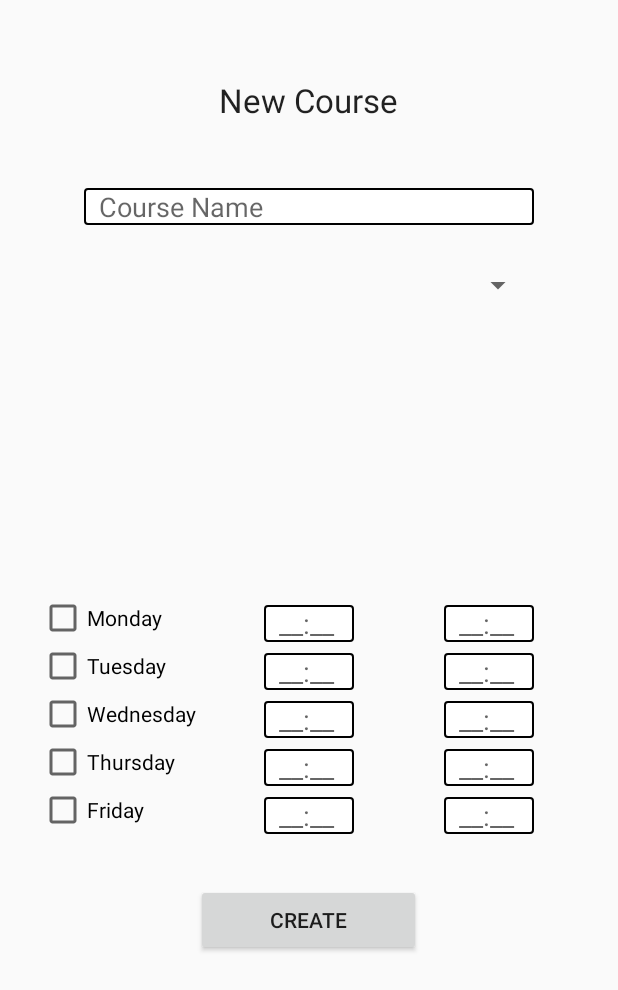
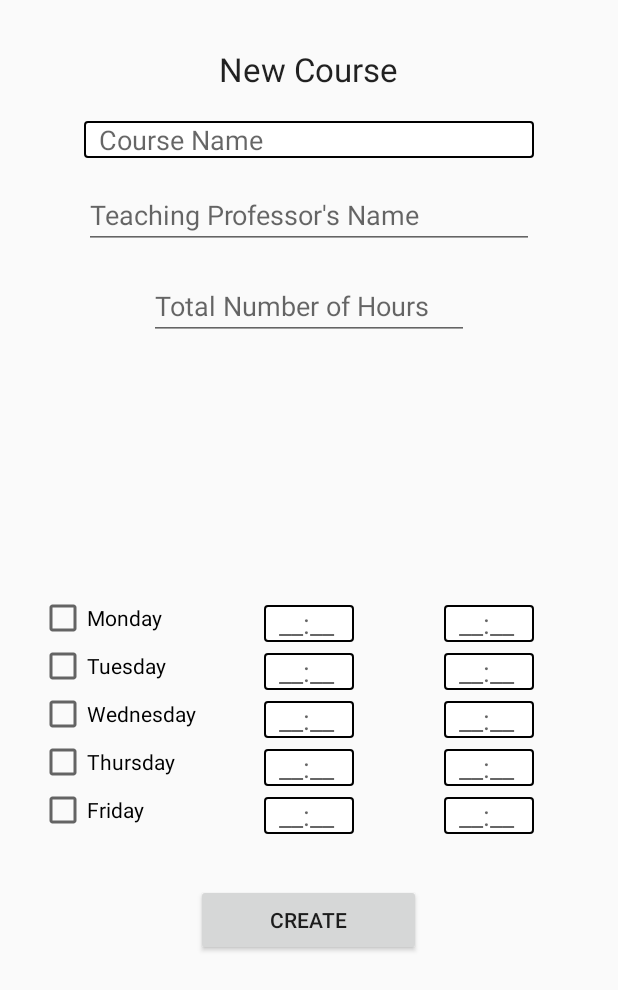
Before and after one commit to romikps/Attendroid, an Android app: the layout activity_admin_course.xml on its own in the app's theme, with its tools: preview values and no code run, on a phone screen of 412 x 824 dp. Shown: the top 990 px of the screen. Run offline under Robolectric (Android 15) with nearby library versions, the phone set to English and light mode, and no system bars.

Commit message:
Add New Course v1 (Deletes attendance when adding an existing course)

```diff
--- a/app/src/main/java/com/example/romanpr/attendroid/AdminCourseActivity.java
+++ b/app/src/main/java/com/example/romanpr/attendroid/AdminCourseActivity.java
@@ -1,24 +1,80 @@
 package com.example.romanpr.attendroid;
 
+import android.os.Bundle;
 import android.support.v7.app.AppCompatActivity;
-import android.os.Bundle;
 import android.view.View;
+import android.widget.ArrayAdapter;
+import android.widget.AutoCompleteTextView;
+import android.widget.CheckBox;
+import android.widget.EditText;
+import android.widget.Toast;
+
+import java.util.ArrayList;
+import java.util.List;
 
 public class AdminCourseActivity extends AppCompatActivity {
+    private AutoCompleteTextView tvProfessor;
 
     @Override
     protected void onCreate(Bundle savedInstanceState) {
         super.onCreate(savedInstanceState);
-        //setContentView(R.layout.activity_admin_courses_add);
+        setContentView(R.layout.activity_admin_course);
+
+        ArrayList<String> allProfessors = new ArrayList<>();
+        allProfessors.addAll(Attendata.get(this).getAllProfessors().values());
+        tvProfessor = (AutoCompleteTextView) findViewById(R.id.autoTeacher);
+        ArrayAdapter<String> adapter = new ArrayAdapter<String>(this,
+                android.R.layout.simple_dropdown_item_1line, allProfessors);
+        tvProfessor.setAdapter(adapter);
     }
 
     public void addCourse(View v){
-
         //Add the course info to the database from the values in editTexts
         //Select a lecturer from spinner
         //if CheckBox.isChecked()
         //Add lecture name, lecturer, the value of the checked checkbox, the lecture hours corresponding to the checkbox to the lectures table
         //Also add lecture to the selected lecturer
+        String courseName = ((EditText) findViewById(R.id.etCourseName)).getText().toString();
+        CheckBox cbMonday = (CheckBox) findViewById(R.id.cbMon);
+        CheckBox cbTuesday = (CheckBox) findViewById(R.id.cbTue);
+        CheckBox cbWednesday = (CheckBox) findViewById(R.id.cbWed);
+        CheckBox cbThursday = (CheckBox) findViewById(R.id.cbThu);
+        CheckBox cbFriday = (CheckBox) findViewById(R.id.cbFri);
 
+        List<ClassTime> classTimes = new ArrayList<>();
+        if (!courseName.isEmpty()) {
+            String startTime, finishTime;
+            if (cbMonday.isChecked()) {
+                startTime = ((EditText) findViewById(R.id.etMonStart)).getText().toString();
+                finishTime = ((EditText) findViewById(R.id.etMonFinish)).getText().toString();
+                classTimes.add(new ClassTime(DayOfWeek.Monday, startTime, finishTime));
+            }
+            if (cbTuesday.isChecked()) {
+                startTime = ((EditText) findViewById(R.id.etTueStart)).getText().toString();
+                finishTime = ((EditText) findViewById(R.id.etTueFinish)).getText().toString();
+                classTimes.add(new ClassTime(DayOfWeek.Tuesday, startTime, finishTime));
+            }
+            if (cbWednesday.isChecked()) {
+                startTime = ((EditText) findViewById(R.id.etWedStart)).getText().toString();
+                finishTime = ((EditText) findViewById(R.id.etWedFinish)).getText().toString();
+                classTimes.add(new ClassTime(DayOfWeek.Wednesday, startTime, finishTime));
+            }
+            if (cbThursday.isChecked()) {
+                startTime = ((EditText) findViewById(R.id.etThuStart)).getText().toString();
+                finishTime = ((EditText) findViewById(R.id.etThuFinish)).getText().toString();
+                classTimes.add(new ClassTime(DayOfWeek.Thursday, startTime, finishTime));
+            }
+            if (cbFriday.isChecked()) {
+                startTime = ((EditText) findViewById(R.id.etFriStart)).getText().toString();
+                finishTime = ((EditText) findViewById(R.id.etFriFinish)).getText().toString();
+                classTimes.add(new ClassTime(DayOfWeek.Friday, startTime, finishTime));
+            }
+        } else {
+            Toast.makeText(this, R.string.invalid_fields, Toast.LENGTH_LONG).show();
+        }
+        String selectedProfessorId = Attendata.getKey(Attendata.get(this).getAllProfessors(),
+                tvProfessor.getText().toString());
+        int totalHours = Integer.parseInt(((EditText) findViewById(R.id.etTotalHours)).getText().toString());
+        Attendata.get(this).createCourse(courseName, selectedProfessorId, totalHours, classTimes);
     }
 }
--- a/app/src/main/java/com/example/romanpr/attendroid/AdminMainActivity.java
+++ b/app/src/main/java/com/example/romanpr/attendroid/AdminMainActivity.java
@@ -1,13 +1,16 @@
 package com.example.romanpr.attendroid;
 
+import android.content.Intent;
+import android.os.Bundle;
 import android.support.v7.app.AppCompatActivity;
-import android.os.Bundle;
-import android.widget.*;
-import android.view.*;
-import android.content.*;
+import android.view.Menu;
+import android.view.MenuInflater;
+import android.view.MenuItem;
+import android.view.View;
+import android.widget.ArrayAdapter;
+import android.widget.AutoCompleteTextView;
 
 import java.util.ArrayList;
-import java.util.Map;
 
 public class AdminMainActivity extends AppCompatActivity {
     AutoCompleteTextView autoStudentName;
@@ -60,15 +63,6 @@ public class AdminMainActivity extends AppCompatActivity {
         }
     }
 
-    public String getKey(Map<String, String> map, String value) {
-        for (String key : map.keySet()) {
-            if (map.get(key).equals(value)) {
-                return key;
-            }
-        }
-        return null;
-    }
-
     public void addLectureToStudent(View v){
         //If student doesn't have the lecture,
         // Check if there's any collision with the lecture hours
@@ -80,8 +74,8 @@ public class AdminMainActivity extends AppCompatActivity {
         // error message saying they already have the lecture
         String studentName = autoStudentName.getText().toString();
         String courseName = autoCourseName.getText().toString();
-        String selectedStudentId = getKey(Attendata.get(this).getAllStudents(), studentName);
-        String selectedCourseId = getKey(Attendata.get(this).getAllCourses(), courseName);
+        String selectedStudentId = Attendata.getKey(Attendata.get(this).getAllStudents(), studentName);
+        String selectedCourseId = Attendata.getKey(Attendata.get(this).getAllCourses(), courseName);
         Attendata.get(this).addCourse(selectedCourseId, selectedStudentId);
     }
 
@@ -92,8 +86,8 @@ public class AdminMainActivity extends AppCompatActivity {
         //error message
         String studentName = autoStudentName.getText().toString();
         String courseName = autoCourseName.getText().toString();
-        String selectedStudentId = getKey(Attendata.get(this).getAllStudents(), studentName);
-        String selectedCourseId = getKey(Attendata.get(this).getAllCourses(), courseName);
+        String selectedStudentId = Attendata.getKey(Attendata.get(this).getAllStudents(), studentName);
+        String selectedCourseId = Attendata.getKey(Attendata.get(this).getAllCourses(), courseName);
         Attendata.get(this).dropCourse(selectedCourseId, selectedStudentId);
 
     }
--- a/app/src/main/java/com/example/romanpr/attendroid/Attendata.java
+++ b/app/src/main/java/com/example/romanpr/attendroid/Attendata.java
@@ -148,22 +148,23 @@ public class Attendata {
         database.updateChildren(updates);
     }
 
-    public void createCourses() {
+    public void createCourse(String courseName, String professorId, int totalHours, List<ClassTime> classTimes) {
         String courseId = database.child("courses").push().getKey();
-        Course course = new Course("Algorithms & Data Structures", "xP9uppVBvGdSRlARvw8w8nfC2T83", 50, courseId);
+        Course course = new Course(courseName, professorId, totalHours, courseId);
         database.child("courses").child(courseId).setValue(course);
 
-        String dayOfWeek = "Friday", startingTime = "10:40", endingTime = "11:20";
-        database.child("courses/" + courseId + "/schedule/")
-                .push().setValue(new ClassTime(DayOfWeek.valueOf(dayOfWeek), startingTime, endingTime));
+        for (ClassTime classTime : classTimes) {
+            database.child("courses/" + courseId + "/schedule/")
+                    .push().setValue(classTime);
+        }
+    }
 
-        dayOfWeek = "Thursday";
-        startingTime = "13:40";
-        endingTime = "15:30";
-
-        database.child("courses/" + courseId + "/schedule/")
-                .push().setValue(new ClassTime(DayOfWeek.valueOf(dayOfWeek), startingTime, endingTime));
-
-
+    public static String getKey(Map<String, String> map, String value) {
+        for (String key : map.keySet()) {
+            if (map.get(key).equals(value)) {
+                return key;
+            }
+        }
+        return null;
     }
 }
--- a/app/src/main/res/layout/activity_admin_course.xml
+++ b/app/src/main/res/layout/activity_admin_course.xml
@@ -10,45 +10,45 @@
 
 
     <TextView
+        android:id="@+id/tvTitle"
         android:layout_width="wrap_content"
         android:layout_height="wrap_content"
-        android:textAppearance="?android:attr/textAppearanceLarge"
-        android:text="New Course"
-        android:id="@+id/textView3"
         android:layout_alignParentTop="true"
         android:layout_centerHorizontal="true"
-        android:layout_marginTop="36dp" />
+        android:layout_marginTop="15dp"
+        android:text="New Course"
+        android:textAppearance="?android:attr/textAppearanceLarge"/>
 
     <EditText
-        android:id="@+id/editText2"
+        android:id="@+id/etCourseName"
         android:layout_width="300dp"
         android:layout_height="wrap_content"
-        android:paddingLeft="10dp"
+        android:layout_below="@+id/tvTitle"
+        android:layout_centerHorizontal="true"
+        android:layout_marginTop="20dp"
         android:background="@drawable/edittextradius"
         android:ems="10"
         android:hint="Course Name"
-        android:layout_marginTop="44dp"
-        android:layout_below="@+id/textView3"
-        android:layout_centerHorizontal="true" />
+        android:paddingLeft="10dp"/>
 
-    <Spinner
+    <AutoCompleteTextView
+        android:id="@+id/autoTeacher"
         android:layout_width="300dp"
         android:layout_height="wrap_content"
-        android:id="@+id/spinner3"
-        android:layout_below="@+id/editText2"
-        android:layout_alignLeft="@+id/editText2"
-        android:layout_alignStart="@+id/editText2"
-        android:layout_marginTop="28dp"
-        android:layout_alignRight="@+id/editText2"
-        android:layout_alignEnd="@+id/editText2"
-        />
+        android:layout_alignEnd="@+id/etCourseName"
+        android:layout_alignLeft="@+id/etCourseName"
+        android:layout_alignRight="@+id/etCourseName"
+        android:layout_alignStart="@+id/etCourseName"
+        android:layout_below="@+id/etCourseName"
+        android:layout_marginTop="15dp"
+        android:hint="@string/professor_name"/>
 
     <CheckBox
         android:layout_width="wrap_content"
         android:layout_height="wrap_content"
         android:layout_marginLeft="10dp"
         android:text="Monday"
-        android:id="@+id/checkBox"
+        android:id="@+id/cbMon"
         android:checked="false"
         android:layout_centerVertical="true"
         android:layout_alignParentLeft="true"
@@ -58,63 +58,63 @@
         android:layout_width="wrap_content"
         android:layout_height="wrap_content"
         android:text="Tuesday"
-        android:id="@+id/checkBox2"
-        android:layout_below="@+id/checkBox"
-        android:layout_alignLeft="@+id/checkBox"
-        android:layout_alignStart="@+id/checkBox"
+        android:id="@+id/cbTue"
+        android:layout_below="@+id/cbMon"
+        android:layout_alignLeft="@+id/cbMon"
+        android:layout_alignStart="@+id/cbMon"
         android:checked="false" />
 
     <CheckBox
         android:layout_width="wrap_content"
         android:layout_height="wrap_content"
         android:text="Wednesday"
-        android:id="@+id/checkBox3"
-        android:layout_below="@+id/checkBox2"
-        android:layout_alignLeft="@+id/checkBox2"
-        android:layout_alignStart="@+id/checkBox2"
+        android:id="@+id/cbWed"
+        android:layout_below="@+id/cbTue"
+        android:layout_alignLeft="@+id/cbTue"
+        android:layout_alignStart="@+id/cbTue"
         android:checked="false" />
 
     <CheckBox
         android:layout_width="wrap_content"
         android:layout_height="wrap_content"
         android:text="Thursday"
-        android:id="@+id/checkBox4"
-        android:layout_below="@+id/checkBox3"
-        android:layout_alignLeft="@+id/checkBox3"
-        android:layout_alignStart="@+id/checkBox3"
+        android:id="@+id/cbThu"
+        android:layout_below="@+id/cbWed"
+        android:layout_alignLeft="@+id/cbWed"
+        android:layout_alignStart="@+id/cbWed"
         android:checked="false" />
 
     <CheckBox
         android:layout_width="wrap_content"
         android:layout_height="wrap_content"
         android:text="Friday"
-        android:id="@+id/checkBox5"
-        android:layout_below="@+id/checkBox4"
-        android:layout_alignLeft="@+id/checkBox4"
-        android:layout_alignStart="@+id/checkBox4"
+        android:id="@+id/cbFri"
+        android:layout_below="@+id/cbThu"
+        android:layout_alignLeft="@+id/cbThu"
+        android:layout_alignStart="@+id/cbThu"
         android:checked="false" />
 
     <EditText
+        android:id="@+id/etMonStart"
         android:layout_width="60dp"
         android:layout_height="wrap_content"
+        android:layout_above="@+id/cbTue"
+        android:layout_alignLeft="@+id/etTueStart"
+        android:layout_alignStart="@+id/etTueStart"
         android:background="@drawable/edittextradius"
-        android:paddingLeft = "10dp"
-        android:hint= "__:__"
-        android:id="@+id/editText"
-        android:layout_above="@+id/checkBox2"
-        android:layout_alignLeft="@+id/editText4"
-        android:layout_alignStart="@+id/editText4" />
+        android:hint="__:__"
+        android:paddingLeft="10dp"/>
 
     <EditText
+        android:id="@+id/etMonFinish"
         android:layout_width="60dp"
         android:layout_height="wrap_content"
-        android:id="@+id/editText3"
-        android:hint= "__:__"
+        android:layout_above="@+id/cbTue"
+        android:layout_alignEnd="@+id/autoTeacher"
+        android:layout_alignRight="@+id/autoTeacher"
         android:background="@drawable/edittextradius"
-        android:paddingLeft = "10dp"
-        android:layout_above="@+id/checkBox2"
-        android:layout_alignRight="@+id/spinner3"
-        android:layout_alignEnd="@+id/spinner3" />
+        android:hint="__:__"
+        android:paddingLeft="10dp"/>
 
     <EditText
         android:layout_width="60dp"
@@ -122,8 +122,8 @@
         android:background="@drawable/edittextradius"
         android:hint= "__:__"
         android:paddingLeft = "10dp"
-        android:id="@+id/editText4"
-        android:layout_above="@+id/checkBox3"
+        android:id="@+id/etTueStart"
+        android:layout_above="@+id/cbWed"
         android:layout_centerHorizontal="true" />
 
     <EditText
@@ -132,10 +132,10 @@
         android:background="@drawable/edittextradius"
         android:hint= "__:__"
         android:paddingLeft = "10dp"
-        android:id="@+id/editText5"
-        android:layout_alignTop="@+id/editText4"
-        android:layout_alignRight="@+id/spinner3"
-        android:layout_alignEnd="@+id/spinner3" />
+        android:id="@+id/etTueFinish"
+        android:layout_alignTop="@+id/etTueStart"
+        android:layout_alignRight="@+id/autoTeacher"
+        android:layout_alignEnd="@+id/autoTeacher" />
 
     <EditText
         android:layout_width="60dp"
@@ -143,10 +143,21 @@
         android:background="@drawable/edittextradius"
         android:hint= "__:__"
         android:paddingLeft = "10dp"
-        android:id="@+id/editText6"
-        android:layout_above="@+id/checkBox4"
-        android:layout_alignLeft="@+id/editText5"
-        android:layout_alignStart="@+id/editText5" />
+        android:id="@+id/etWedFinish"
+        android:layout_above="@+id/cbThu"
+        android:layout_alignLeft="@+id/etTueFinish"
+        android:layout_alignStart="@+id/etTueFinish" />
+
+    <EditText
+        android:id="@+id/etWedStart"
+        android:layout_width="60dp"
+        android:layout_height="wrap_content"
+        android:layout_alignBottom="@+id/cbWed"
+        android:layout_alignLeft="@+id/etThuStart"
+        android:layout_alignStart="@+id/etThuStart"
+        android:background="@drawable/edittextradius"
+        android:hint="__:__"
+        android:paddingLeft="10dp"/>
 
     <EditText
         android:layout_width="60dp"
@@ -154,10 +165,22 @@
         android:background="@drawable/edittextradius"
         android:hint= "__:__"
         android:paddingLeft = "10dp"
-        android:id="@+id/editText7"
-        android:layout_alignBottom="@+id/checkBox3"
-        android:layout_alignLeft="@+id/editText8"
-        android:layout_alignStart="@+id/editText8" />
+        android:id="@+id/etThuStart"
+        android:layout_alignBottom="@+id/cbThu"
+        android:layout_alignLeft="@+id/etFriStart"
+        android:layout_alignStart="@+id/etFriStart" />
+
+    <EditText
+        android:layout_width="60dp"
+        android:layout_height="wrap_content"
+        android:background="@drawable/edittextradius"
+        android:id="@+id/etThuFinish"
+        android:hint= "__:__"
+        android:paddingLeft = "10dp"
+
+        android:layout_alignTop="@+id/etThuStart"
+        android:layout_alignLeft="@+id/etWedFinish"
+        android:layout_alignStart="@+id/etWedFinish" />
 
     <EditText
         android:layout_width="60dp"
@@ -165,53 +188,41 @@
         android:background="@drawable/edittextradius"
         android:hint= "__:__"
         android:paddingLeft = "10dp"
-        android:id="@+id/editText8"
-        android:layout_alignBottom="@+id/checkBox4"
-        android:layout_alignLeft="@+id/editText10"
-        android:layout_alignStart="@+id/editText10" />
-
-    <EditText
-        android:layout_width="60dp"
-        android:layout_height="wrap_content"
-        android:background="@drawable/edittextradius"
-        android:id="@+id/editText9"
-        android:hint= "__:__"
-        android:paddingLeft = "10dp"
-
-        android:layout_alignTop="@+id/editText8"
-        android:layout_alignLeft="@+id/editText6"
-        android:layout_alignStart="@+id/editText6" />
-
-    <EditText
-        android:layout_width="60dp"
-        android:layout_height="wrap_content"
-        android:background="@drawable/edittextradius"
-        android:hint= "__:__"
-        android:paddingLeft = "10dp"
-        android:id="@+id/editText10"
-        android:layout_alignBottom="@+id/checkBox5"
+        android:id="@+id/etFriStart"
+        android:layout_alignBottom="@+id/cbFri"
         android:layout_centerHorizontal="true" />
 
     <EditText
+        android:id="@+id/etFriFinish"
         android:layout_width="60dp"
         android:layout_height="wrap_content"
+        android:layout_alignLeft="@+id/etThuFinish"
+        android:layout_alignStart="@+id/etThuFinish"
+        android:layout_alignTop="@+id/etFriStart"
         android:background="@drawable/edittextradius"
-        android:hint= "__:__"
-        android:paddingLeft = "10dp"
-        android:id="@+id/editText11"
-        android:layout_alignTop="@+id/editText10"
-        android:layout_alignLeft="@+id/editText9"
-        android:layout_alignStart="@+id/editText9" />
+        android:hint="__:__"
+        android:paddingLeft="10dp"/>
 
     <Button
+        android:id="@+id/btnCreateCourse"
         android:layout_width="150dp"
         android:layout_height="wrap_content"
-        android:text="Create"
-        android:id="@+id/button8"
-        android:layout_below="@+id/editText10"
+        android:layout_below="@+id/etFriStart"
         android:layout_centerHorizontal="true"
         android:layout_marginTop="33dp"
-        android:onClick="addCourse" />
+        android:onClick="addCourse"
+        android:text="Create"/>
+
+    <EditText
+        android:id="@+id/etTotalHours"
+        android:layout_width="wrap_content"
+        android:layout_height="wrap_content"
+        android:layout_below="@+id/autoTeacher"
+        android:layout_centerHorizontal="true"
+        android:layout_marginTop="15dp"
+        android:ems="10"
+        android:hint="@string/total_hours"
+        android:inputType="number"/>
 
 
 </RelativeLayout>
--- a/app/src/main/res/menu/menu_add_course.xml
+++ b/app/src/main/res/menu/menu_add_course.xml
@@ -3,7 +3,7 @@
     xmlns:app="http://schemas.android.com/apk/res-auto">
     <item
         android:id="@+id/addcourse"
-        android:icon="@drawable/ic_courses"
+        android:icon="@drawable/ic_add"
         android:title="Add course"
         app:showAsAction="ifRoom|withText"/>
 </menu>
--- a/app/src/main/res/values/strings.xml
+++ b/app/src/main/res/values/strings.xml
@@ -25,4 +25,6 @@
     <string name="invalid_fields">Some fields are invalid</string>
     <string name="points_format">%1$d pts</string>
     <string name="schedule">Schedule</string>
+    <string name="total_hours">Total Number of Hours</string>
+    <string name="professor_name">Teaching Professor\'s Name</string>
 </resources>
```
Also changed, not shown: app/src/main/res/drawable-hdpi/ic_add.png, app/src/main/res/drawable-mdpi/ic_add.png, app/src/main/res/drawable-xhdpi/ic_add.png, app/src/main/res/drawable-xxhdpi/ic_add.png.
